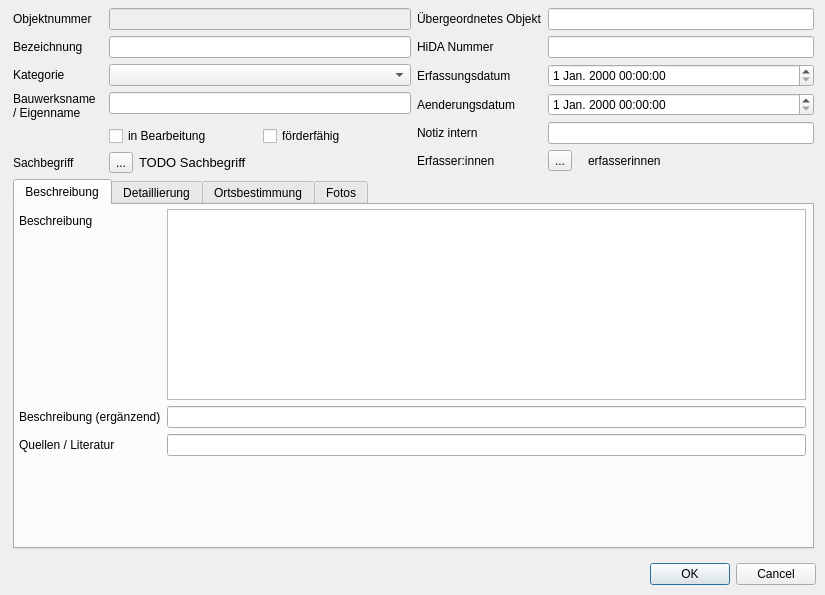
The window that LauQGIS_frontend/objektbereich_form.ui (LausitzBergbaukultur/LauGIS) describes before a commit, drawn with Qt 5.
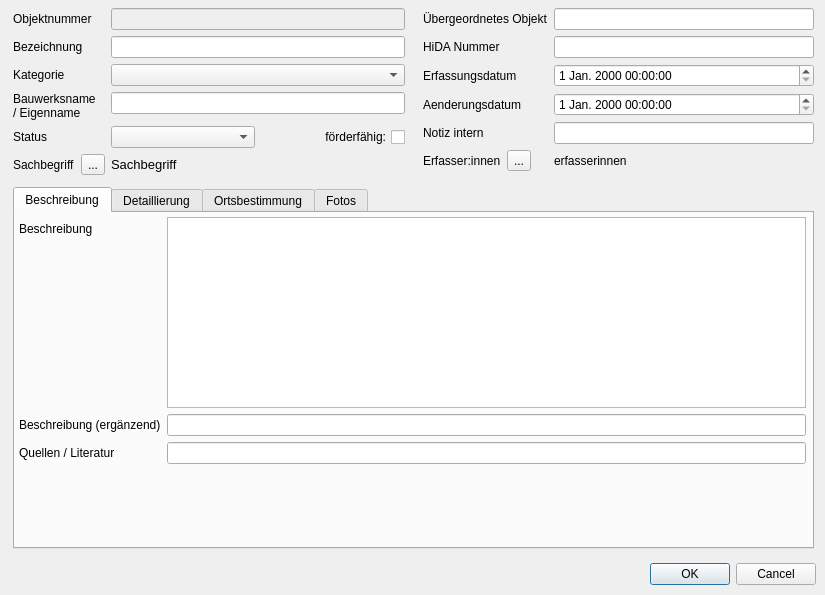
The same window after the commit. The open tabs and pages were chosen to show the change. Custom widgets are drawn as their Qt base class.

Commit message: moved 'sachbegriff' and 'kategorie' to obj_basis, implemented update methods

Patch:
```diff
--- a/LauQGIS_frontend/objektbereich_form.ui
+++ b/LauQGIS_frontend/objektbereich_form.ui
@@ -71,8 +71,17 @@
     </property>
     <item>
      <layout class="QHBoxLayout" name="TopRow">
+      <property name="spacing">
+       <number>6</number>
+      </property>
+      <property name="bottomMargin">
+       <number>6</number>
+      </property>
       <item>
        <layout class="QFormLayout" name="TopLeftGrid">
+        <property name="rightMargin">
+         <number>6</number>
+        </property>
         <item row="0" column="0">
          <widget class="QLabel" name="lbl_objnr">
           <property name="text">
@@ -137,33 +146,39 @@
           </property>
          </widget>
         </item>
+        <item row="4" column="0">
+         <widget class="QLabel" name="label_24">
+          <property name="text">
+           <string>Status</string>
+          </property>
+         </widget>
+        </item>
         <item row="4" column="1">
          <layout class="QHBoxLayout" name="CheckBoxRow">
           <item>
-           <widget class="QCheckBox" name="in_bearbeitung">
-            <property name="text">
-             <string>in Bearbeitung</string>
-            </property>
-           </widget>
+           <widget class="QComboBox" name="status_bearbeitung"/>
           </item>
           <item>
            <widget class="QCheckBox" name="foerderfaehig">
+            <property name="layoutDirection">
+             <enum>Qt::RightToLeft</enum>
+            </property>
             <property name="text">
-             <string>förderfähig</string>
+             <string>förderfähig:</string>
             </property>
            </widget>
           </item>
          </layout>
         </item>
         <item row="5" column="0">
+         <layout class="QHBoxLayout" name="layout_sachbegriff">
+          <item>
          <widget class="QLabel" name="label">
           <property name="text">
            <string>Sachbegriff</string>
           </property>
          </widget>
         </item>
-        <item row="5" column="1">
-         <layout class="QHBoxLayout" name="layoutSachbegriff">
           <item>
            <widget class="QToolButton" name="btn_sachbegriff">
             <property name="text">
@@ -171,8 +186,10 @@
             </property>
            </widget>
           </item>
-          <item>
-           <widget class="QLabel" name="lbl_return_sachbegriff">
+         </layout>
+        </item>
+        <item row="5" column="1">
+         <widget class="QLabel" name="lbl_sachbegriff">
             <property name="font">
              <font>
               <pointsize>10</pointsize>
@@ -181,7 +198,7 @@
              </font>
             </property>
             <property name="text">
-             <string>TODO Sachbegriff</string>
+           <string>Sachbegriff</string>
             </property>
             <property name="textFormat">
              <enum>Qt::PlainText</enum>
@@ -190,11 +207,9 @@
              <set>Qt::AlignLeading|Qt::AlignLeft|Qt::AlignVCenter</set>
             </property>
             <property name="wordWrap">
-             <bool>false</bool>
-            </property>
-           </widget>
-          </item>
-         </layout>
+           <bool>true</bool>
+          </property>
+         </widget>
         </item>
        </layout>
       </item>
@@ -203,6 +218,9 @@
         <property name="rowWrapPolicy">
          <enum>QFormLayout::WrapLongRows</enum>
         </property>
+        <property name="leftMargin">
+         <number>6</number>
+        </property>
         <item row="0" column="0">
          <widget class="QLabel" name="label_20">
           <property name="text">
@@ -262,6 +280,8 @@
          <widget class="QLineEdit" name="notiz_intern"/>
         </item>
         <item row="5" column="0">
+         <layout class="QHBoxLayout" name="layout_erfasser">
+          <item>
          <widget class="QLabel" name="lbl_erfasser">
           <property name="enabled">
            <bool>true</bool>
@@ -271,8 +291,6 @@
           </property>
          </widget>
         </item>
-        <item row="5" column="1">
-         <layout class="QHBoxLayout" name="hlayout_Erfasser">
           <item>
            <widget class="QToolButton" name="btn_erfasser">
             <property name="text">
@@ -280,7 +298,9 @@
             </property>
            </widget>
           </item>
-          <item>
+         </layout>
+        </item>
+        <item row="5" column="1">
            <widget class="QLabel" name="lbl_return_erfasser">
             <property name="text">
              <string>erfasserinnen</string>
@@ -289,11 +309,9 @@
              <bool>true</bool>
             </property>
             <property name="indent">
-             <number>10</number>
-            </property>
-           </widget>
-          </item>
-         </layout>
+           <number>0</number>
+          </property>
+         </widget>
         </item>
        </layout>
       </item>
```
Left out of the diff: 95 changed lines with no effect on the pictures. Lines whose indentation alone changed are shown as unchanged. The commit also changes 8 other files.
